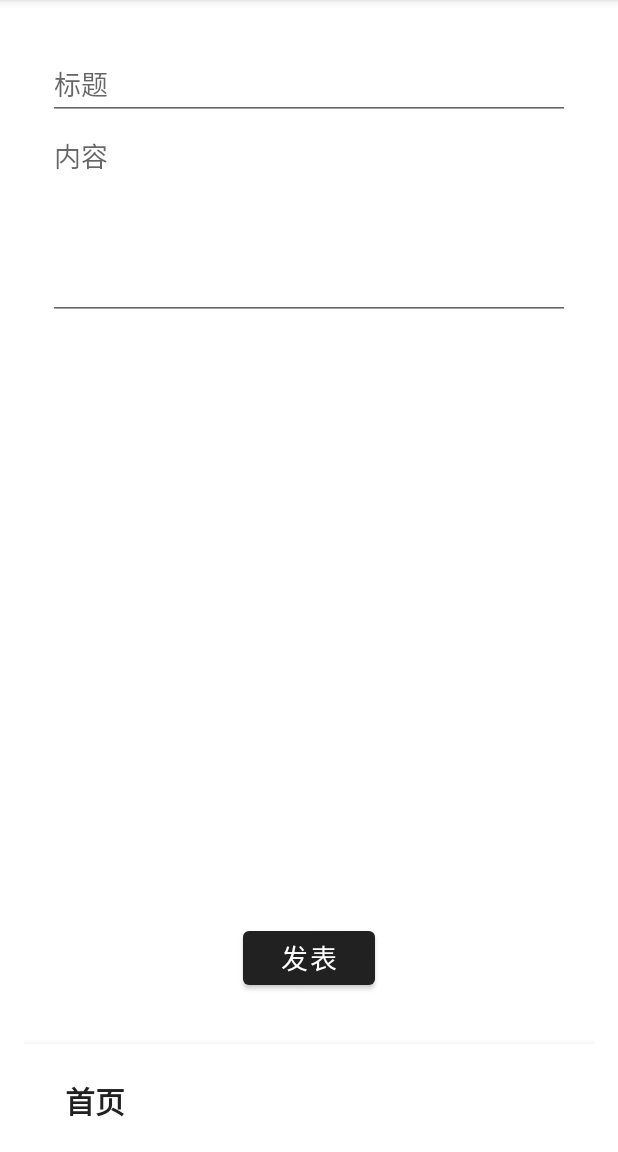
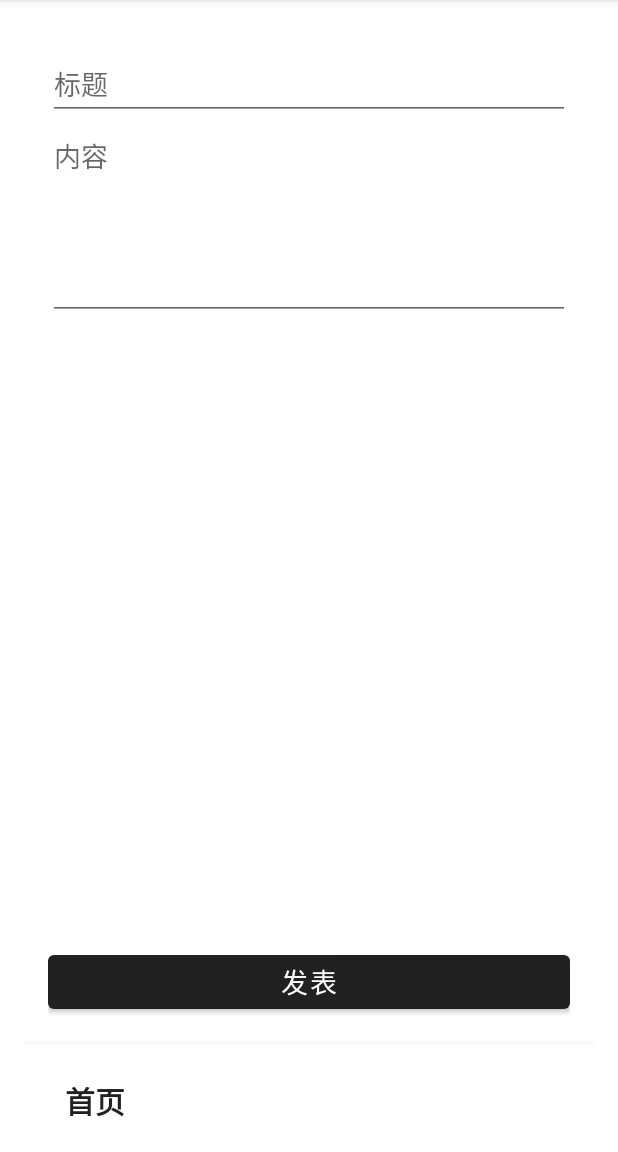
Before and after one commit to xieeryihe/location_base_wall, an Android app: the fragment PostFragment placed in its activity, on a phone screen of 412 x 824 dp, the part 84-1236 px from its top. Run offline under Robolectric (Android 15) with nearby library versions, the phone set to English and light mode, and no system bars.

Commit message:
打算post页面再开一个fragment

```diff
--- a/LocationBaseWall/app/src/main/java/com/example/locationbasewall/home/HomeActivity.java
+++ b/LocationBaseWall/app/src/main/java/com/example/locationbasewall/home/HomeActivity.java
@@ -8,6 +8,7 @@ import androidx.fragment.app.FragmentManager;
 import androidx.fragment.app.FragmentTransaction;
 
 import com.example.locationbasewall.R;
+import com.example.locationbasewall.home.post.PostFragment;
 import com.google.android.material.bottomnavigation.BottomNavigationView;
 
 
--- a/LocationBaseWall/app/src/main/java/com/example/locationbasewall/home/PostFragment.java
+++ b/LocationBaseWall/app/src/main/java/com/example/locationbasewall/home/post/PostFragment.java
@@ -1,4 +1,4 @@
-package com.example.locationbasewall.home;
+package com.example.locationbasewall.home.post;
 
 import android.os.Bundle;
 import androidx.fragment.app.Fragment;
--- a/LocationBaseWall/app/src/main/res/layout/fragment_post.xml
+++ b/LocationBaseWall/app/src/main/res/layout/fragment_post.xml
@@ -3,7 +3,7 @@
     xmlns:tools="http://schemas.android.com/tools"
     android:layout_width="match_parent"
     android:layout_height="match_parent"
-    tools:context=".home.PostFragment">
+    tools:context=".home.post.PostFragment">
 
     <LinearLayout
         android:layout_width="match_parent"
@@ -38,12 +38,12 @@
 
         <Button
             android:id="@+id/buttonPost"
-            android:layout_width="wrap_content"
+            android:layout_width="match_parent"
             android:layout_height="wrap_content"
             android:layout_gravity="center"
-            android:layout_margin="@dimen/common_margin"
+
             android:text="发表"
-            android:textSize="@dimen/font_size_middle_big"/>
+            android:textSize="@dimen/font_size_middle_big" />
 
     </LinearLayout>
 
```
